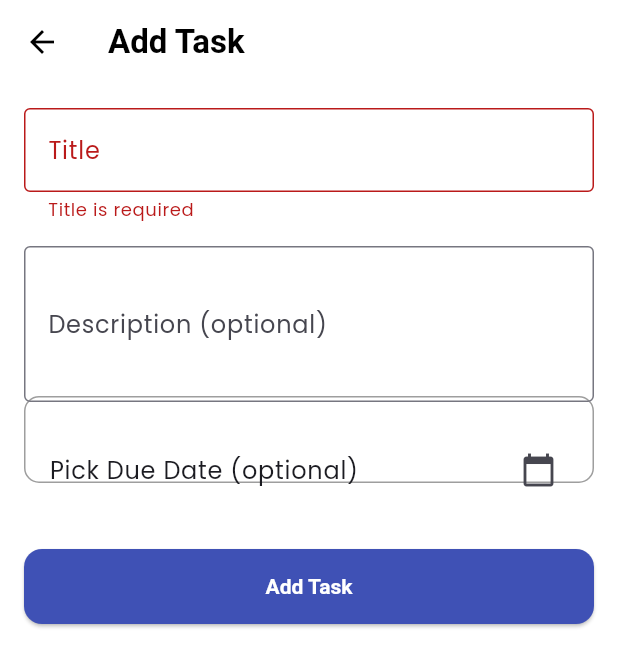
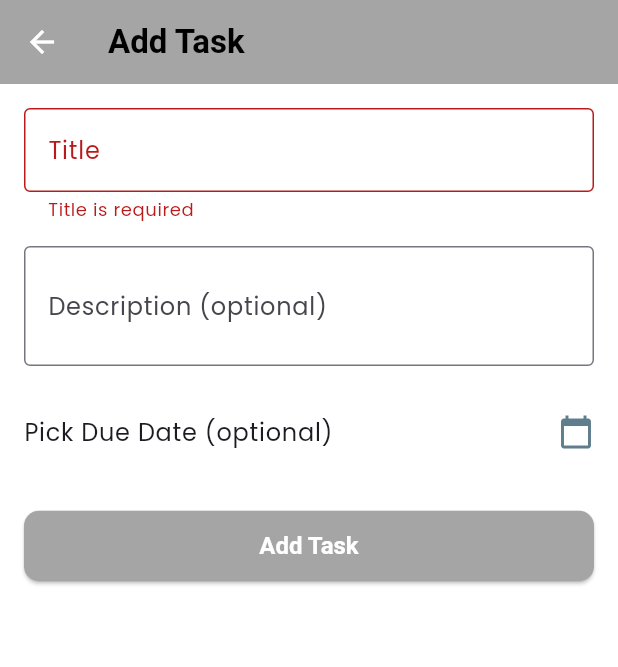
Before and after one commit to Mukesh7781/To-Do-App, a Flutter app: the AddEditTaskScreen screen opened directly, after a tap on "Add Task", on a phone screen of 412 x 824 dp. Shown: the top 667 px of the screen. Run offline on Flutter 3.47's test engine with Material 3 defaults, Android fonts, the phone set to English and light mode, and no system bars; our stand-ins replace google_fonts, shared_preferences; accounts and stored records are empty.

Commit message:
latency_issue

```diff
--- a/lib/screens/add_edit_task_screen.dart
+++ b/lib/screens/add_edit_task_screen.dart
@@ -1,6 +1,5 @@
 import 'package:flutter/material.dart';
 import 'package:provider/provider.dart';
-import 'package:intl/intl.dart';
 import 'package:task_manager_app/models/task.dart';
 import 'package:task_manager_app/providers/task_provider.dart';
 import 'package:task_manager_app/widgets/dialogs.dart';
@@ -18,6 +17,7 @@ class _AddEditTaskScreenState extends State<AddEditTaskScreen> {
   late String _title;
   String? _description;
   DateTime? _dueDate;
+  bool _isSaving = false; // 🔹 Prevent multiple clicks
 
   @override
   void initState() {
@@ -34,17 +34,19 @@ class _AddEditTaskScreenState extends State<AddEditTaskScreen> {
       firstDate: DateTime.now(),
       lastDate: DateTime(2100),
     );
-    if (picked != null) {
-      setState(() => _dueDate = picked);
-    }
+    if (picked != null) setState(() => _dueDate = picked);
   }
 
-  void _saveTask() async {
+  Future<void> _saveTask() async {
     if (_formKey.currentState!.validate()) {
       _formKey.currentState!.save();
 
-      final newTask = Task(
-        id: widget.task?.id ?? DateTime.now().millisecondsSinceEpoch.toString(),
+      // Prevent multiple taps
+      if (_isSaving) return;
+      setState(() => _isSaving = true);
+
+      final task = Task(
+        id: widget.task?.id ?? '',
         title: _title,
         description: _description,
         dueDate: _dueDate,
@@ -52,10 +54,10 @@ class _AddEditTaskScreenState extends State<AddEditTaskScreen> {
       );
 
       final provider = Provider.of<TaskProvider>(context, listen: false);
+
       if (widget.task == null) {
-        await provider.addTask(newTask);
+        await provider.addTask(task);
         await showSuccessDialog(
-          // ignore: use_build_context_synchronously
           context,
           title: "Task Added",
           message: "Your task has been added successfully.",
@@ -63,9 +65,8 @@ class _AddEditTaskScreenState extends State<AddEditTaskScreen> {
           iconColor: Colors.green,
         );
       } else {
-        await provider.updateTask(newTask);
+        await provider.updateTask(task);
         await showSuccessDialog(
-          // ignore: use_build_context_synchronously
           context,
           title: "Task Updated",
           message: "Your changes have been saved.",
@@ -73,7 +74,8 @@ class _AddEditTaskScreenState extends State<AddEditTaskScreen> {
           iconColor: Colors.blue,
         );
       }
-      // ignore: use_build_context_synchronously
+
+      setState(() => _isSaving = false);
       Navigator.pop(context);
     }
   }
@@ -82,55 +84,75 @@ class _AddEditTaskScreenState extends State<AddEditTaskScreen> {
   Widget build(BuildContext context) {
     return Scaffold(
       appBar: AppBar(
-        title: Text(widget.task == null ? "Add Task" : "Edit Task"),
+        backgroundColor: const Color.fromARGB(255, 165, 165, 166),
+        foregroundColor: Colors.white,
+        title: Text(widget.task == null ? 'Add Task' : 'Edit Task'),
       ),
       body: Padding(
         padding: const EdgeInsets.all(16.0),
         child: Form(
           key: _formKey,
-          child: ListView(
+          child: Column(
+            crossAxisAlignment: CrossAxisAlignment.start,
             children: [
               TextFormField(
                 initialValue: _title,
                 decoration: const InputDecoration(
-                  labelText: "Title",
+                  labelText: 'Title',
                   border: OutlineInputBorder(),
                 ),
                 validator: (value) =>
-                    value == null || value.isEmpty ? "Title is required" : null,
+                    value == null || value.isEmpty ? 'Title is required' : null,
                 onSaved: (value) => _title = value!,
               ),
               const SizedBox(height: 16),
               TextFormField(
                 initialValue: _description,
                 decoration: const InputDecoration(
-                  labelText: "Description (optional)",
+                  labelText: 'Description (optional)',
                   border: OutlineInputBorder(),
                 ),
                 onSaved: (value) => _description = value,
-                maxLines: 3,
+                maxLines: 2,
               ),
               const SizedBox(height: 16),
               ListTile(
-                shape: RoundedRectangleBorder(
-                  borderRadius: BorderRadius.circular(10),
-                  side: const BorderSide(color: Colors.grey),
-                ),
+                contentPadding: EdgeInsets.zero,
                 title: Text(
                   _dueDate == null
-                      ? "Pick Due Date (optional)"
-                      : "Due: ${DateFormat('MMMM d, y').format(_dueDate!)}",
+                      ? 'Pick Due Date (optional)'
+                      : 'Due: ${_dueDate!.toLocal().toString().split(' ')[0]}',
+                  style: const TextStyle(fontSize: 16),
                 ),
-                trailing: const Icon(Icons.calendar_today),
+                trailing: const Icon(Icons.calendar_today, color: Colors.blueGrey),
                 onTap: _pickDueDate,
               ),
               const SizedBox(height: 24),
-              ElevatedButton(
-                onPressed: _saveTask,
-                style: ElevatedButton.styleFrom(
-                  minimumSize: const Size(double.infinity, 50),
+              SizedBox(
+                width: double.infinity,
+                child: ElevatedButton(
+                  onPressed: _isSaving ? null : _saveTask,
+                  style: ElevatedButton.styleFrom(
+                    padding: const EdgeInsets.symmetric(vertical: 14),
+                    backgroundColor: const Color.fromARGB(255, 165, 165, 166),
+                    shape: RoundedRectangleBorder(
+                      borderRadius: BorderRadius.circular(10),
+                    ),
+                  ),
+                  child: _isSaving
+                      ? const SizedBox(
+                          width: 20,
+                          height: 20,
+                          child: CircularProgressIndicator(
+                            strokeWidth: 2,
+                            color: Colors.white,
+                          ),
+                        )
+                      : Text(
+                          widget.task == null ? 'Add Task' : 'Save Changes',
+                          style: const TextStyle(fontSize: 16, color: Colors.white),
+                        ),
                 ),
-                child: Text(widget.task == null ? "Add Task" : "Save Changes"),
               ),
             ],
           ),
--- a/pubspec.yaml
+++ b/pubspec.yaml
@@ -34,6 +34,8 @@ dependencies:
   uuid: ^3.0.0
   flutter_slidable: ^2.0.0
   intl: ^0.18.0
+  shared_preferences: ^2.3.2
+
 
 
 
@@ -43,12 +45,12 @@ dependencies:
   cupertino_icons: ^1.0.8
   google_fonts: ^4.0.0
 
+
 dev_dependencies:
   flutter_test:
     sdk: flutter
   mockito: ^5.0.0
   flutter_lints: ^2.0.0
-  shared_preferences: ^2.3.2
 
 
   # The "flutter_lints" package below contains a set of recommended lints to
```
Also changed, not shown: lib/screens/task_detail_screen.dart (+50 -14 lines), pubspec.lock, 1 other file.
